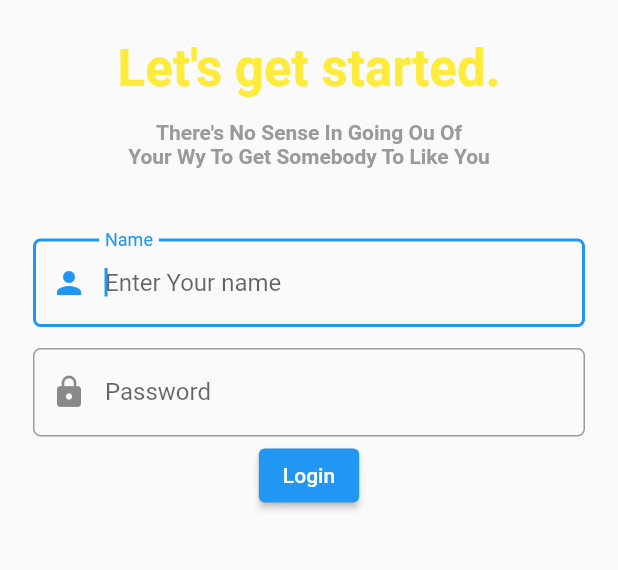
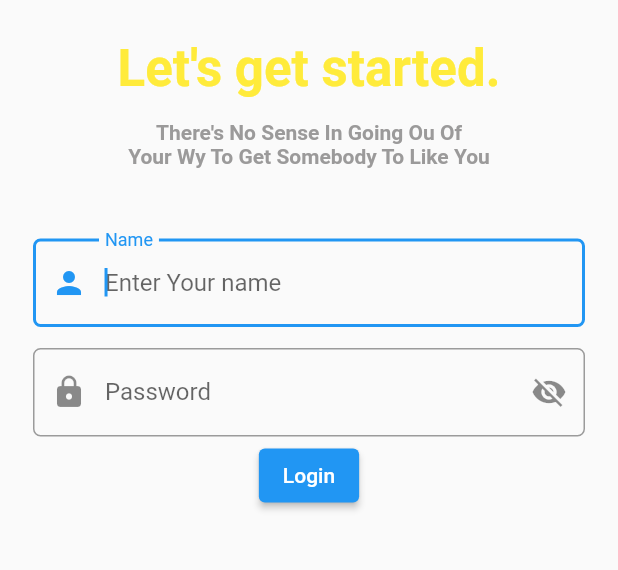
Before and after one commit to NoobCoderAk/Exe_1_PAML_018, a Flutter app: the screen it shows after launch, after a tap on the "arrow circle right" icon, on a phone screen of 412 x 824 dp, the part 330-900 px from its top. Run offline on Flutter 3.47's test engine with Material 2 defaults, Android fonts, the phone set to English and light mode, and no system bars.

Commit message:
update form login page

```diff
--- a/lib/login_page.dart
+++ b/lib/login_page.dart
@@ -13,10 +13,11 @@ class LoginPage extends StatefulWidget {
 class _LoginPageState extends State<LoginPage> {
   final formKey = GlobalKey<FormState>();
   late String username, password;
+  bool visibilityPass = false;
   @override
   Widget build(BuildContext context) {
     return Scaffold(
-      body: Container(
+      body: SizedBox(
         width: double.infinity, height: double.infinity,
         child: SingleChildScrollView(
           child: Column(
@@ -61,8 +62,8 @@ class _LoginPageState extends State<LoginPage> {
 
               //form username
               Container(
-                padding: EdgeInsets.all(2),
-                margin: EdgeInsets.only(bottom: 10, left: 20,right: 20),
+                padding: const EdgeInsets.all(2),
+                margin: const EdgeInsets.only(bottom: 10, left: 20,right: 20),
                 child: Column(
                   children: [
                     TextFormField(
@@ -70,7 +71,7 @@ class _LoginPageState extends State<LoginPage> {
                       decoration: InputDecoration(
                         hintText: "Enter Your name",
                         labelText: "Name",
-                        prefixIcon: Icon(Icons.person),
+                        prefixIcon: const Icon(Icons.person),
                         border: OutlineInputBorder(
                           borderRadius: BorderRadius.circular(5.0)
                         )
@@ -91,17 +92,26 @@ class _LoginPageState extends State<LoginPage> {
 
               //form pssword
               Container(
-                padding: EdgeInsets.all(2),
-                margin: EdgeInsets.only(left: 20,right: 20),
+                padding: const EdgeInsets.all(2),
+                margin: const EdgeInsets.only(left: 20,right: 20),
                 child: Column(
                   children: [
                     TextFormField(
+                      obscureText: !visibilityPass,
                       decoration: InputDecoration(
                         hintText: "Enter Your Password",
                         labelText: "Password",
-                        prefixIcon: Icon(Icons.lock),
+                        prefixIcon: const Icon(Icons.lock),
                         border: OutlineInputBorder(
                           borderRadius: BorderRadius.circular(5.0)
+                        ),
+                        suffixIcon: IconButton(
+                          onPressed: (){
+                            setState(() {
+                              visibilityPass=!visibilityPass;
+                            });
+                          },
+                          icon: visibilityPass ? Icon(Icons.visibility) : Icon(Icons.visibility_off)
                         )
                       ),
                       validator: (_password) {
--- a/lib/main.dart
+++ b/lib/main.dart
@@ -42,7 +42,7 @@ class _StartPageState extends State<StartPage> {
   @override
   Widget build(BuildContext context) {
     return Scaffold(
-      body: Container(
+      body: SizedBox(
         width: double.infinity, height: double.infinity,
         child: SingleChildScrollView(
           child: Column(
```
